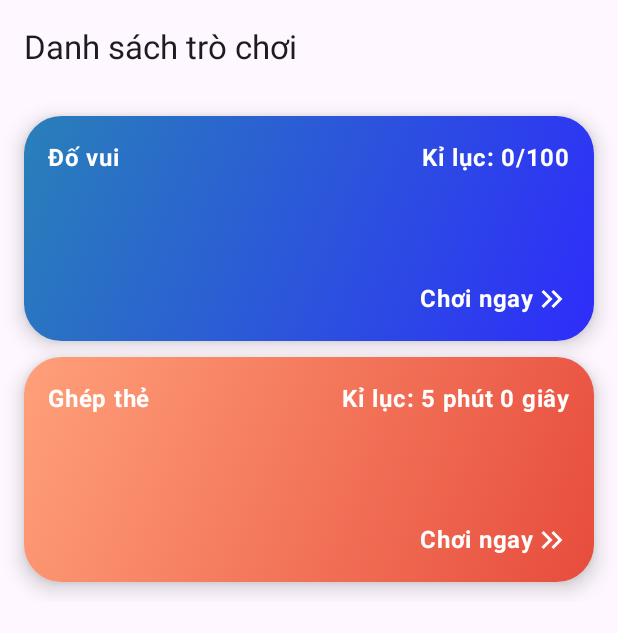
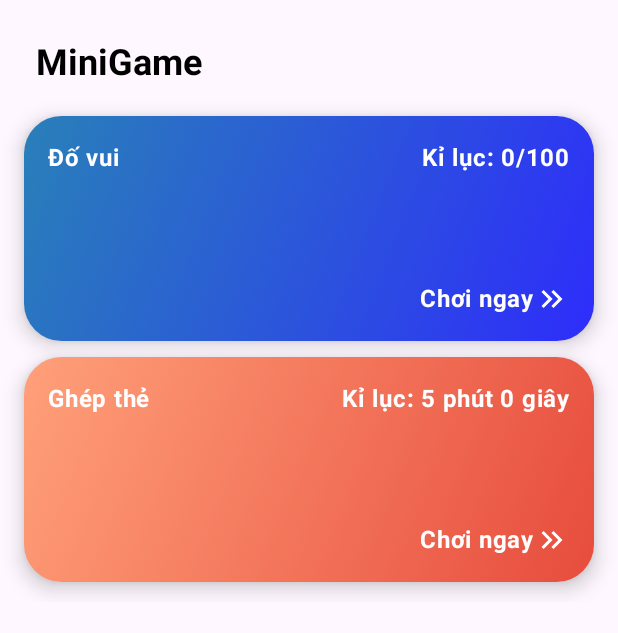
Before and after one commit to thanhedward/Cultulral-Compass, an Android app built with Jetpack Compose: the composable MiniGamePage shown on its own in the app's theme, on a phone screen of 412 x 824 dp. Shown: the top 633 px of the screen. Run offline under Robolectric (Android 15) with nearby library versions, the phone set to English and light mode, and no system bars.

Commit message:
optimize UI

```diff
--- a/app/src/main/java/me/ppvan/meplace/ui/page/MiniGamePage.kt
+++ b/app/src/main/java/me/ppvan/meplace/ui/page/MiniGamePage.kt
@@ -50,7 +50,11 @@ fun MiniGamePage(
 ) {
     Scaffold(
         topBar = {
-            TopAppBar(title = { Text(text = "Danh sách trò chơi") })
+            TopAppBar(title = { Text(text = "MiniGame",
+                color = Color.Black,
+                fontSize = 24.sp,
+                fontWeight = FontWeight.Bold,
+                modifier = Modifier.padding(top = 20.dp, start = 8.dp)) })
         }
     ) { paddingValues ->
 
```
Also changed, not shown: app/src/main/java/me/ppvan/meplace/ui/page/LibraryPage.kt (+12 -1 lines).
